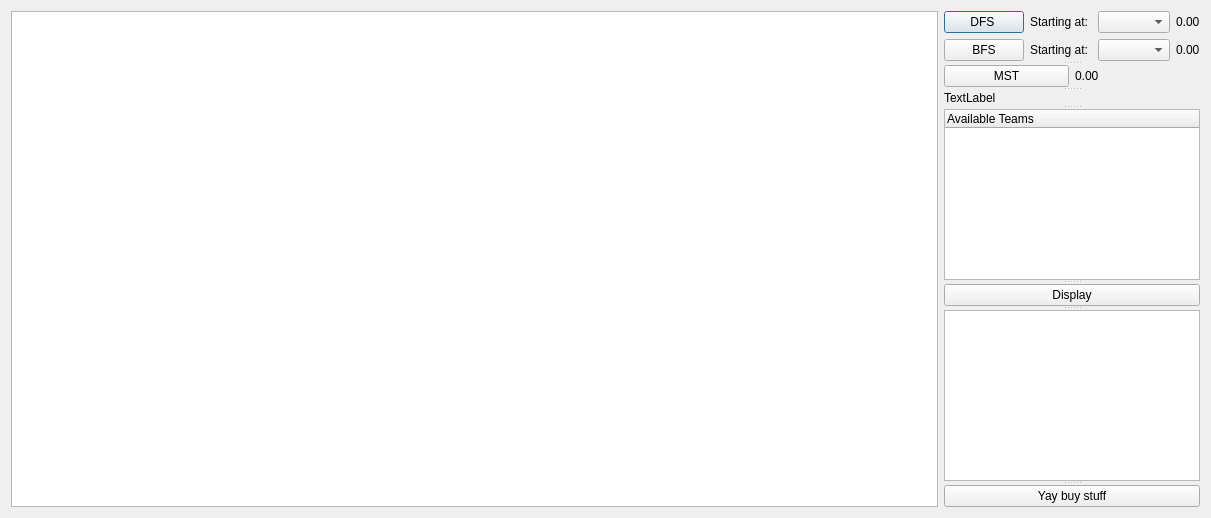
Qt form UI/trip/trip.ui (parham-sharaf/BTM-algo) before a commit.
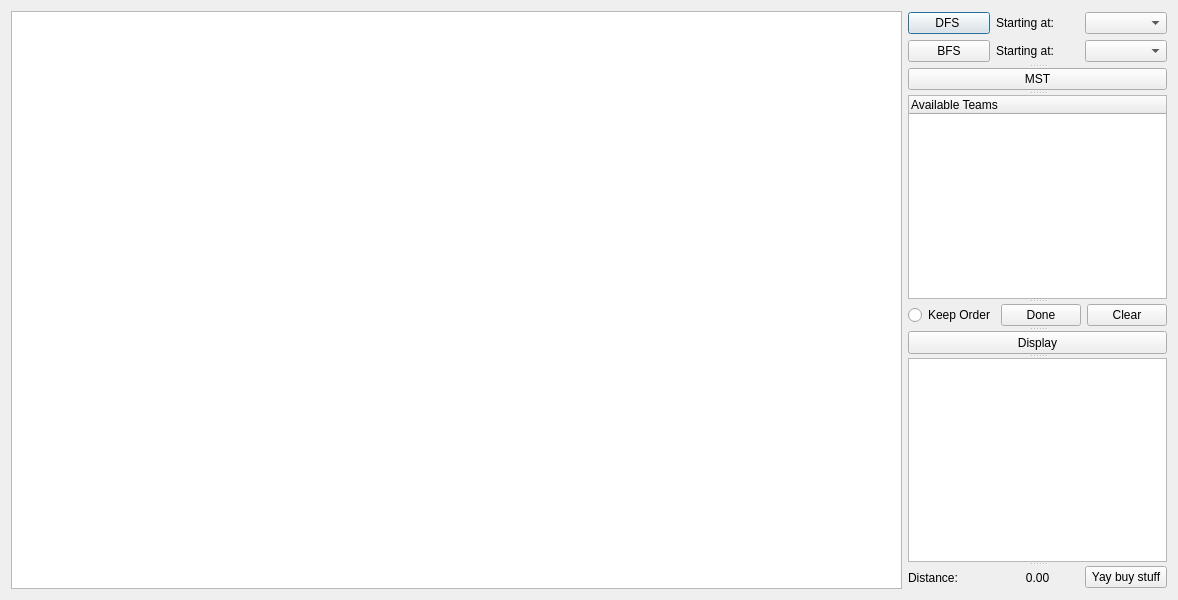
The same form after that commit.

The edit to the form file:
```diff
--- a/UI/trip/trip.ui
+++ b/UI/trip/trip.ui
@@ -6,21 +6,34 @@
    <rect>
     <x>0</x>
     <y>0</y>
-    <width>1211</width>
-    <height>518</height>
+    <width>1178</width>
+    <height>600</height>
    </rect>
   </property>
   <property name="windowTitle">
    <string>Dialog</string>
   </property>
   <layout class="QGridLayout" name="gridLayout_2">
+   <item row="0" column="0">
+    <widget class="QGraphicsView" name="graphicsView"/>
+   </item>
    <item row="0" column="1">
     <widget class="QSplitter" name="splitter">
      <property name="orientation">
       <enum>Qt::Vertical</enum>
      </property>
-     <widget class="QWidget" name="">
+     <widget class="QWidget" name="layoutWidget">
       <layout class="QGridLayout" name="gridLayout">
+       <item row="0" column="2">
+        <layout class="QVBoxLayout" name="verticalLayout_3">
+         <item>
+          <widget class="QComboBox" name="dfs_comboBox"/>
+         </item>
+         <item>
+          <widget class="QComboBox" name="bfs_comboBox"/>
+         </item>
+        </layout>
+       </item>
        <item row="0" column="0">
         <layout class="QVBoxLayout" name="verticalLayout">
          <item>
@@ -57,37 +70,9 @@
          </item>
         </layout>
        </item>
-       <item row="0" column="2">
-        <layout class="QVBoxLayout" name="verticalLayout_3">
-         <item>
-          <widget class="QComboBox" name="dfs_comboBox"/>
-         </item>
-         <item>
-          <widget class="QComboBox" name="bfs_comboBox"/>
-         </item>
-        </layout>
-       </item>
-       <item row="0" column="3">
-        <layout class="QVBoxLayout" name="verticalLayout_6">
-         <item>
-          <widget class="QLabel" name="dfs_distance">
-           <property name="text">
-            <string>0.00</string>
-           </property>
-          </widget>
-         </item>
-         <item>
-          <widget class="QLabel" name="bfs_distance">
-           <property name="text">
-            <string>0.00</string>
-           </property>
-          </widget>
-         </item>
-        </layout>
-       </item>
       </layout>
      </widget>
-     <widget class="QWidget" name="">
+     <widget class="QWidget" name="layoutWidget">
       <layout class="QHBoxLayout" name="horizontalLayout">
        <item>
         <widget class="QPushButton" name="mst_button">
@@ -96,20 +81,8 @@
          </property>
         </widget>
        </item>
-       <item>
-        <widget class="QLabel" name="mst_distance">
-         <property name="text">
-          <string>0.00</string>
-         </property>
-        </widget>
-       </item>
       </layout>
      </widget>
-     <widget class="QLabel" name="label_3">
-      <property name="text">
-       <string>TextLabel</string>
-      </property>
-     </widget>
      <widget class="QTreeWidget" name="teamsTreeWidget">
       <column>
        <property name="text">
@@ -117,22 +90,67 @@
        </property>
       </column>
      </widget>
+     <widget class="QWidget" name="">
+      <layout class="QHBoxLayout" name="horizontalLayout_3">
+       <item>
+        <widget class="QRadioButton" name="order_radioButton">
+         <property name="text">
+          <string>Keep Order</string>
+         </property>
+        </widget>
+       </item>
+       <item>
+        <widget class="QPushButton" name="done_pushButton">
+         <property name="text">
+          <string>Done</string>
+         </property>
+        </widget>
+       </item>
+       <item>
+        <widget class="QPushButton" name="clear_pushButton">
+         <property name="text">
+          <string>Clear</string>
+         </property>
+        </widget>
+       </item>
+      </layout>
+     </widget>
      <widget class="QPushButton" name="displayButton">
       <property name="text">
        <string>Display</string>
       </property>
      </widget>
      <widget class="QListWidget" name="teamsList"/>
-     <widget class="QPushButton" name="pushButton">
-      <property name="text">
-       <string>Yay buy stuff</string>
-      </property>
+     <widget class="QWidget" name="">
+      <layout class="QHBoxLayout" name="horizontalLayout_2">
+       <item>
+        <widget class="QLabel" name="label_3">
+         <property name="text">
+          <string>Distance: </string>
+         </property>
+        </widget>
+       </item>
+       <item>
+        <widget class="QLabel" name="total_distance_label">
+         <property name="text">
+          <string>0.00</string>
+         </property>
+         <property name="alignment">
+          <set>Qt::AlignCenter</set>
+         </property>
+        </widget>
+       </item>
+       <item>
+        <widget class="QPushButton" name="pushButton">
+         <property name="text">
+          <string>Yay buy stuff</string>
+         </property>
+        </widget>
+       </item>
+      </layout>
      </widget>
     </widget>
    </item>
-   <item row="0" column="0">
-    <widget class="QGraphicsView" name="graphicsView"/>
-   </item>
   </layout>
  </widget>
  <resources/>
```
